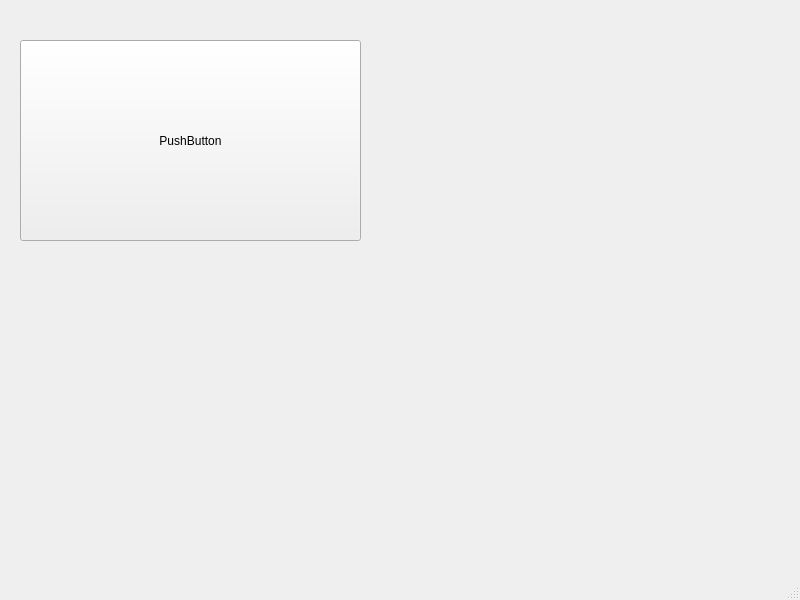
The window that jsonclient/mainwindow.ui (GlebZigert/textWorkerClientServer) describes before a commit, drawn with Qt 5.
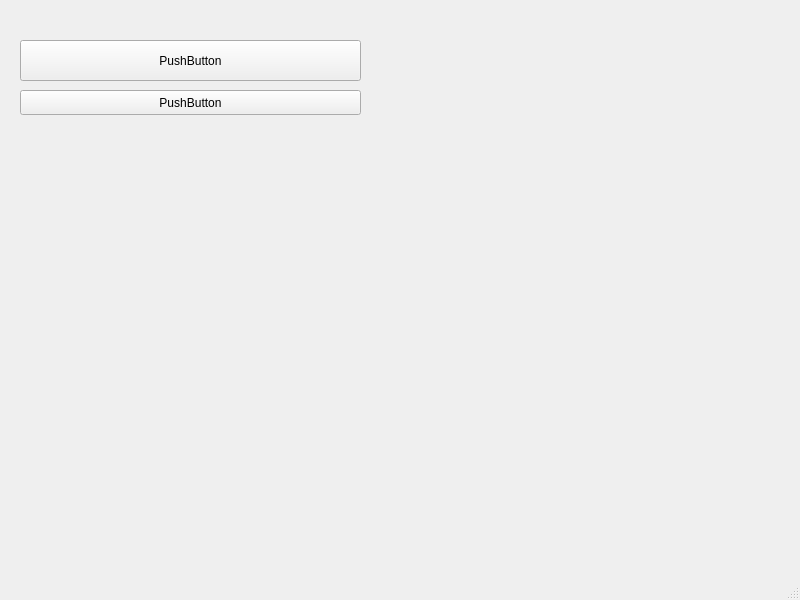
The same window after the commit.

Patch:
```diff
--- a/jsonclient/mainwindow.ui
+++ b/jsonclient/mainwindow.ui
@@ -20,7 +20,20 @@
       <x>20</x>
       <y>40</y>
       <width>341</width>
-      <height>201</height>
+      <height>41</height>
+     </rect>
+    </property>
+    <property name="text">
+     <string>PushButton</string>
+    </property>
+   </widget>
+   <widget class="QPushButton" name="pushButton_2">
+    <property name="geometry">
+     <rect>
+      <x>20</x>
+      <y>90</y>
+      <width>341</width>
+      <height>25</height>
      </rect>
     </property>
     <property name="text">
```
